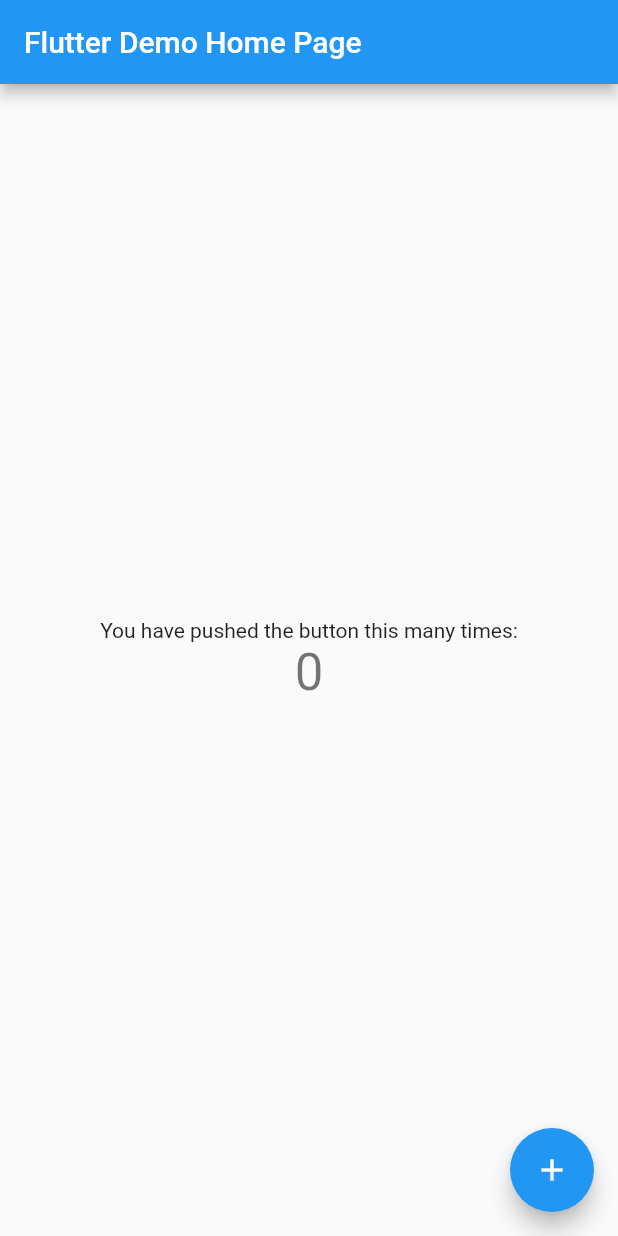
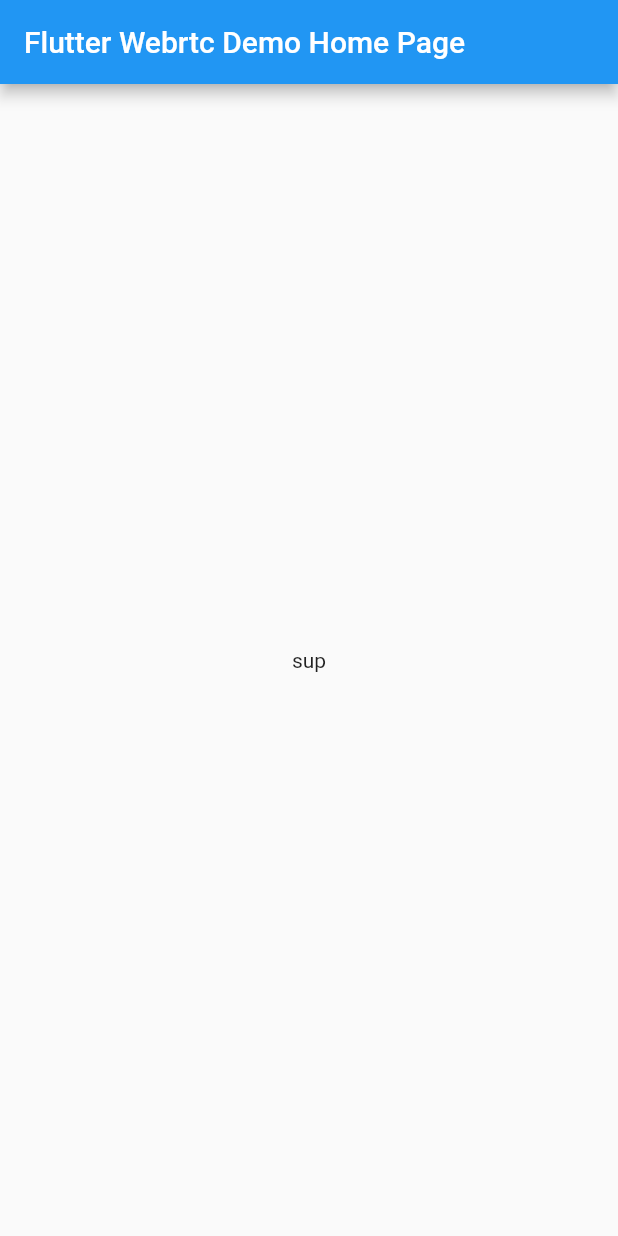
Before and after one commit to akshat-goyal01/webrtclearning, a Flutter app: the screen it shows after launch, on a phone screen of 412 x 824 dp. Run offline on Flutter 3.47's test engine with Material 2 defaults, Android fonts, the phone set to English and light mode, and no system bars; missing offline and left inert: flutter_webrtc.

Commit message:
implementation started

```diff
--- a/lib/main.dart
+++ b/lib/main.dart
@@ -1,4 +1,5 @@
 import 'package:flutter/material.dart';
+import 'package:flutter_webrtc/flutter_webrtc.dart';
 
 void main() {
   runApp(const MyApp());
@@ -7,40 +8,20 @@
 class MyApp extends StatelessWidget {
   const MyApp({Key? key}) : super(key: key);
 
-  // This widget is the root of your application.
   @override
   Widget build(BuildContext context) {
     return MaterialApp(
       title: 'Flutter Demo',
       theme: ThemeData(
-        // This is the theme of your application.
-        //
-        // Try running your application with "flutter run". You'll see the
-        // application has a blue toolbar. Then, without quitting the app, try
-        // changing the primarySwatch below to Colors.green and then invoke
-        // "hot reload" (press "r" in the console where you ran "flutter run",
-        // or simply save your changes to "hot reload" in a Flutter IDE).
-        // Notice that the counter didn't reset back to zero; the application
-        // is not restarted.
         primarySwatch: Colors.blue,
       ),
-      home: const MyHomePage(title: 'Flutter Demo Home Page'),
+      home: const MyHomePage(title: 'Flutter Webrtc Demo Home Page'),
     );
   }
 }
 
 class MyHomePage extends StatefulWidget {
   const MyHomePage({Key? key, required this.title}) : super(key: key);
-
-  // This widget is the home page of your application. It is stateful, meaning
-  // that it has a State object (defined below) that contains fields that affect
-  // how it looks.
-
-  // This class is the configuration for the state. It holds the values (in this
-  // case the title) provided by the parent (in this case the App widget) and
-  // used by the build method of the State. Fields in a Widget subclass are
-  // always marked "final".
-
   final String title;
 
   @override
@@ -48,68 +29,18 @@
 }
 
 class _MyHomePageState extends State<MyHomePage> {
-  int _counter = 0;
-
-  void _incrementCounter() {
-    setState(() {
-      // This call to setState tells the Flutter framework that something has
-      // changed in this State, which causes it to rerun the build method below
-      // so that the display can reflect the updated values. If we changed
-      // _counter without calling setState(), then the build method would not be
-      // called again, and so nothing would appear to happen.
-      _counter++;
-    });
-  }
-
   @override
   Widget build(BuildContext context) {
-    // This method is rerun every time setState is called, for instance as done
-    // by the _incrementCounter method above.
-    //
-    // The Flutter framework has been optimized to make rerunning build methods
-    // fast, so that you can just rebuild anything that needs updating rather
-    // than having to individually change instances of widgets.
     return Scaffold(
       appBar: AppBar(
-        // Here we take the value from the MyHomePage object that was created by
-        // the App.build method, and use it to set our appbar title.
         title: Text(widget.title),
       ),
       body: Center(
-        // Center is a layout widget. It takes a single child and positions it
-        // in the middle of the parent.
         child: Column(
-          // Column is also a layout widget. It takes a list of children and
-          // arranges them vertically. By default, it sizes itself to fit its
-          // children horizontally, and tries to be as tall as its parent.
-          //
-          // Invoke "debug painting" (press "p" in the console, choose the
-          // "Toggle Debug Paint" action from the Flutter Inspector in Android
-          // Studio, or the "Toggle Debug Paint" command in Visual Studio Code)
-          // to see the wireframe for each widget.
-          //
-          // Column has various properties to control how it sizes itself and
-          // how it positions its children. Here we use mainAxisAlignment to
-          // center the children vertically; the main axis here is the vertical
-          // axis because Columns are vertical (the cross axis would be
-          // horizontal).
           mainAxisAlignment: MainAxisAlignment.center,
-          children: <Widget>[
-            const Text(
-              'You have pushed the button this many times:',
-            ),
-            Text(
-              '$_counter',
-              style: Theme.of(context).textTheme.headline4,
-            ),
-          ],
+          children: [Text("sup")],
         ),
       ),
-      floatingActionButton: FloatingActionButton(
-        onPressed: _incrementCounter,
-        tooltip: 'Increment',
-        child: const Icon(Icons.add),
-      ), // This trailing comma makes auto-formatting nicer for build methods.
     );
   }
 }
--- a/pubspec.yaml
+++ b/pubspec.yaml
@@ -34,6 +34,8 @@
   # The following adds the Cupertino Icons font to your application.
   # Use with the CupertinoIcons class for iOS style icons.
   cupertino_icons: ^1.0.2
+  webrtc: ^0.0.1
+  flutter_webrtc: ^0.8.7
 
 dev_dependencies:
   flutter_test:
```
Also changed, not shown: pubspec.lock, 3 other files.
